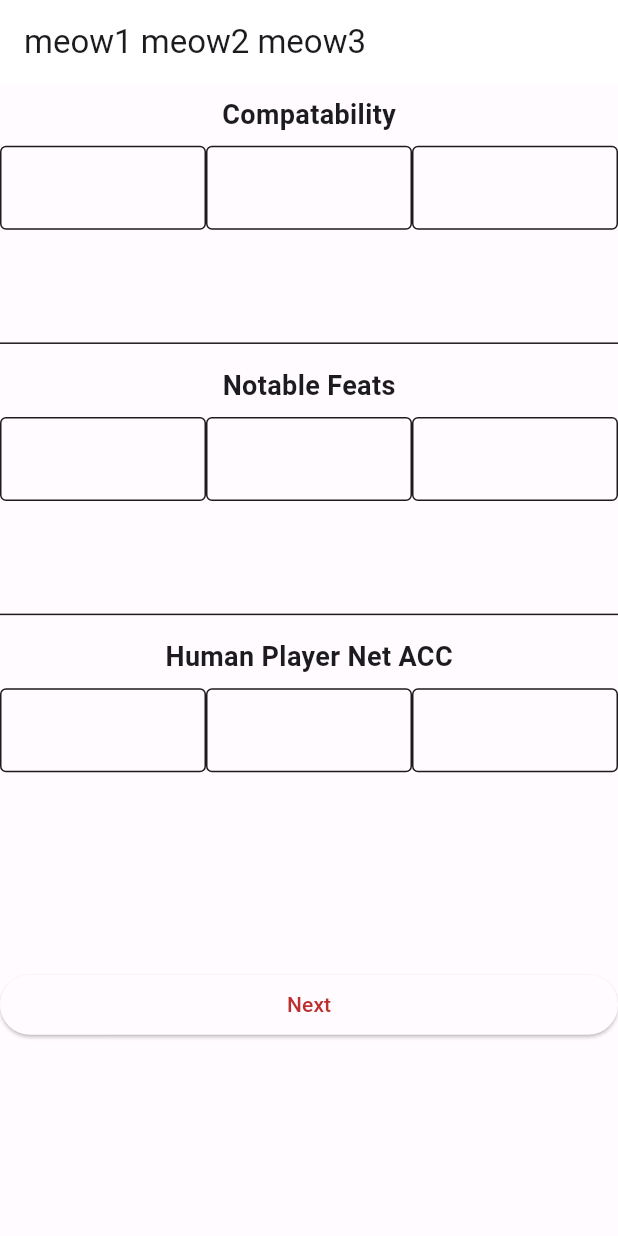
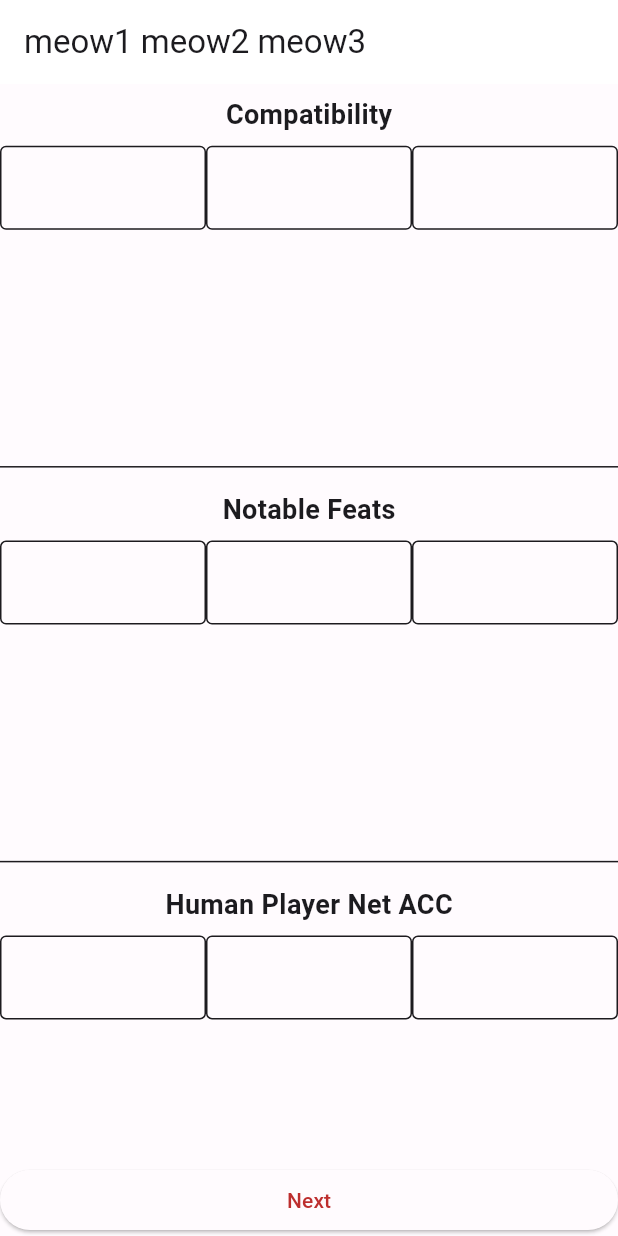
Before and after one commit to Ambitious-Jay/frc-scouting-demo, a Flutter app: the screen it shows after launch, on a phone screen of 412 x 824 dp. Run offline on Flutter 3.47's test engine with Material 3 defaults, Android fonts, the phone set to English and light mode, and no system bars.

Commit message:
hopefully make lead_scouting_page prettier
i added a bottomNavigationBar and hopefully made the spacing better

```diff
--- a/lib/lead_scouting_page.dart
+++ b/lib/lead_scouting_page.dart
@@ -46,7 +46,7 @@ class _LeadScoutingPage extends State<LeadScoutingPage> {
             children: [
               // First Row
               SizedBox(
-                height: height * 0.2,
+                height: height * 0.3,
                 width: width,
                 child: Column(
                   children: [
@@ -55,7 +55,7 @@ class _LeadScoutingPage extends State<LeadScoutingPage> {
                       width: width,
                       alignment: Alignment.center,
                       child: const Text(
-                        'Compatability',
+                        'Compatibility',
                         style: TextStyle(
                           fontSize: 18,
                           fontWeight: FontWeight.bold,
@@ -125,7 +125,7 @@ class _LeadScoutingPage extends State<LeadScoutingPage> {
 
               // Second Row
               SizedBox(
-                height: height * 0.2,
+                height: height * 0.3,
                 width: width,
                 child: Column(
                   children: [
@@ -204,7 +204,7 @@ class _LeadScoutingPage extends State<LeadScoutingPage> {
 
               // Third Row
               SizedBox(
-                height: height * 0.2,
+                height: height * 0.3,
                 width: width,
                 child: Column(
                   children: [
@@ -278,13 +278,33 @@ class _LeadScoutingPage extends State<LeadScoutingPage> {
                   ],
                 ),
               ),
-              Container(
-                width: width,
-                height: height * 1 / 13,
-                //color Colors.amber[300],
-                alignment: AlignmentDirectional.center,
+              // Container(
+              //   width: width,
+              //   height: height * 1 / 13,
+              //   //color Colors.amber[300],
+              //   alignment: AlignmentDirectional.center,
+              // ),
+              // ElevatedButton(
+              //   onPressed: () async {
+              //     // await _submitSection();
+              //     // setState(() {
+              //     //   Navigator.push(
+              //     //     context,
+              //     //     MaterialPageRoute
+              //     //     (
+              //     //       builder: (context) => Entrance(onThemeChanged: (newTheme) {
+              //     //     })
+              //     //     )
+              //     //   );
+              //     // });
+              //   },
+              //   child: const Text("Next",
+              //       style: TextStyle(color: colors.myOnPrimary)),
+              // )
+            ],
           ),
-              ElevatedButton(
+        ),
+        bottomNavigationBar: ElevatedButton(
           onPressed: () async {
             // await _submitSection();
             // setState(() {
@@ -298,11 +318,8 @@ class _LeadScoutingPage extends State<LeadScoutingPage> {
             //   );
             // });
           },
-                child: const Text("Next",
-                    style: TextStyle(color: colors.myOnPrimary)),
-              )
-            ],
-          ),
+          child:
+              const Text("Next", style: TextStyle(color: colors.myOnPrimary)),
         ));
   }
 }
```
Lines whose indentation alone changed are shown as unchanged.
